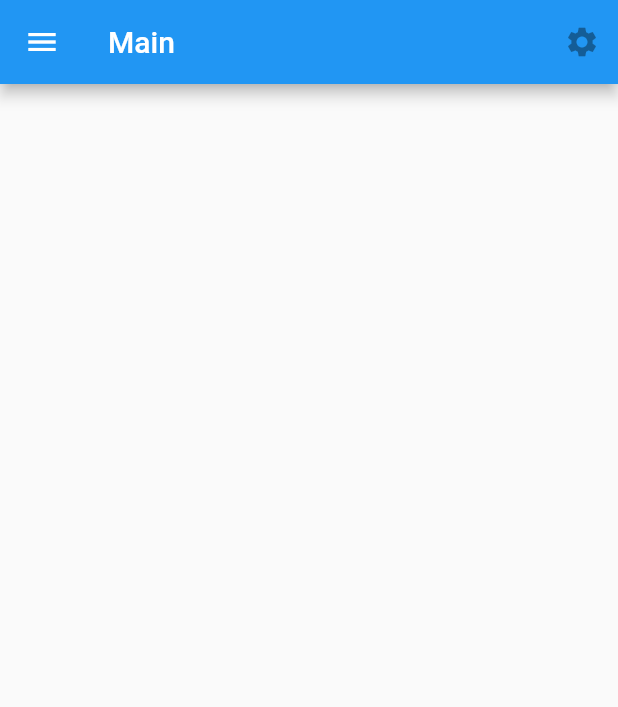
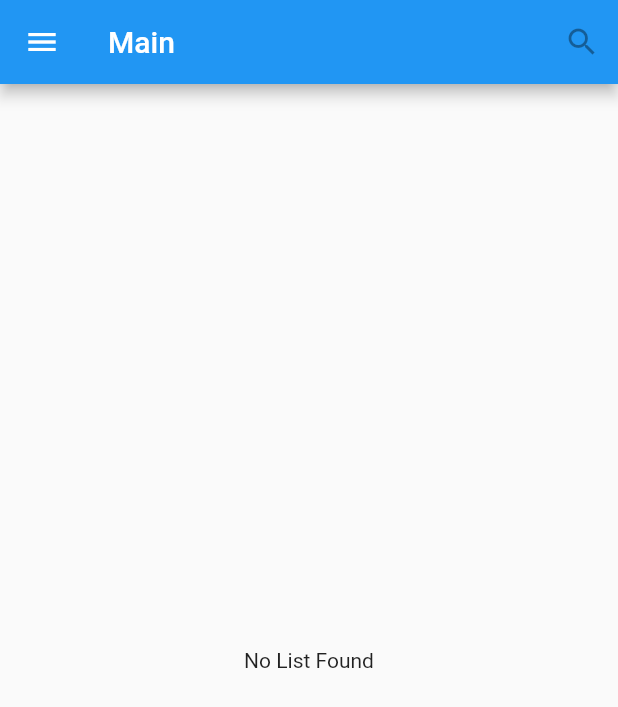
Before and after one commit to BBBIJI/ListAPP, a Flutter app: the screen it shows after launch, on a phone screen of 412 x 824 dp. Shown: the top 707 px of the screen. Run offline on Flutter 3.47's test engine with Material 2 defaults, Android fonts, the phone set to English and light mode, and no system bars.

Commit message:
main idea found
first real implementation

```diff
--- a/list_app_android/lib/main.dart
+++ b/list_app_android/lib/main.dart
@@ -15,9 +15,11 @@ class MyApp extends StatelessWidget {
               leading: const Icon(Icons.menu),
               title: const Text('Main'),
               actions: const [
-          IconButton(onPressed: null, icon: Icon(Icons.settings))
+                IconButton(onPressed: null, icon: Icon(Icons.search))
               ],
             ),
-    ));
+            body: const Center(
+              child: Text('No List Found'),
+            )));
   }
 }
```
Lines whose indentation alone changed are shown as unchanged.
